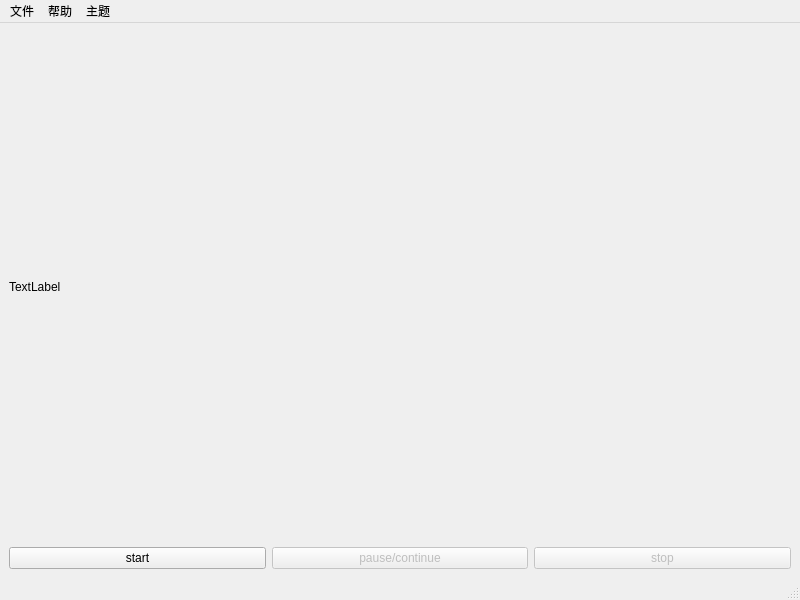
Qt form frontend/mainwindow/mainwindow.ui (pydmy7/WinkStudio) before a commit.
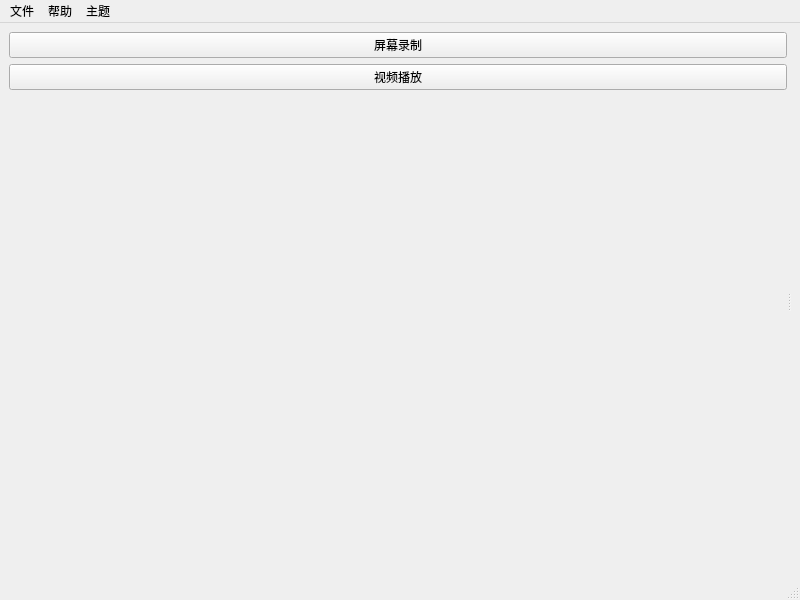
The same form after that commit.

The edit to the form file:
```diff
--- a/frontend/mainwindow/mainwindow.ui
+++ b/frontend/mainwindow/mainwindow.ui
@@ -14,44 +14,51 @@
    <string>WinkStudio</string>
   </property>
   <widget class="QWidget" name="centralwidget">
+   <layout class="QVBoxLayout" name="verticalLayout_2">
+    <item>
+     <widget class="QSplitter" name="splitter">
+      <property name="orientation">
+       <enum>Qt::Horizontal</enum>
+      </property>
+      <widget class="QWidget" name="">
    <layout class="QVBoxLayout" name="verticalLayout">
     <item>
-     <widget class="QLabel" name="label_preview">
+         <widget class="QPushButton" name="btn_screenrecorder">
       <property name="text">
-       <string>TextLabel</string>
+           <string>屏幕录制</string>
       </property>
      </widget>
     </item>
     <item>
-     <layout class="QHBoxLayout" name="horizontalLayout">
-      <item>
-       <widget class="QPushButton" name="btn_start">
+         <widget class="QPushButton" name="btn_videoplayer">
         <property name="text">
-         <string>start</string>
+           <string>视频播放</string>
         </property>
        </widget>
       </item>
       <item>
-       <widget class="QPushButton" name="btn_pausecontinue">
-        <property name="enabled">
-         <bool>false</bool>
-        </property>
-        <property name="text">
-         <string>pause/continue</string>
-        </property>
-       </widget>
-      </item>
-      <item>
-       <widget class="QPushButton" name="btn_stop">
-        <property name="enabled">
-         <bool>false</bool>
-        </property>
-        <property name="text">
-         <string>stop</string>
-        </property>
-       </widget>
-      </item>
-     </layout>
+         <spacer name="verticalSpacer">
+          <property name="orientation">
+           <enum>Qt::Vertical</enum>
+          </property>
+          <property name="sizeHint" stdset="0">
+           <size>
+            <width>20</width>
+            <height>40</height>
+           </size>
+          </property>
+         </spacer>
+        </item>
+       </layout>
+      </widget>
+      <widget class="QStackedWidget" name="stackedwidget">
+       <property name="currentIndex">
+        <number>1</number>
+       </property>
+       <widget class="QWidget" name="screenrecorderwidget"/>
+       <widget class="QWidget" name="videoplayerwidget"/>
+      </widget>
+     </widget>
     </item>
    </layout>
   </widget>
```
Left out of the diff: 2 changed lines with no effect on the pictures. Lines whose indentation alone changed are shown as unchanged.
